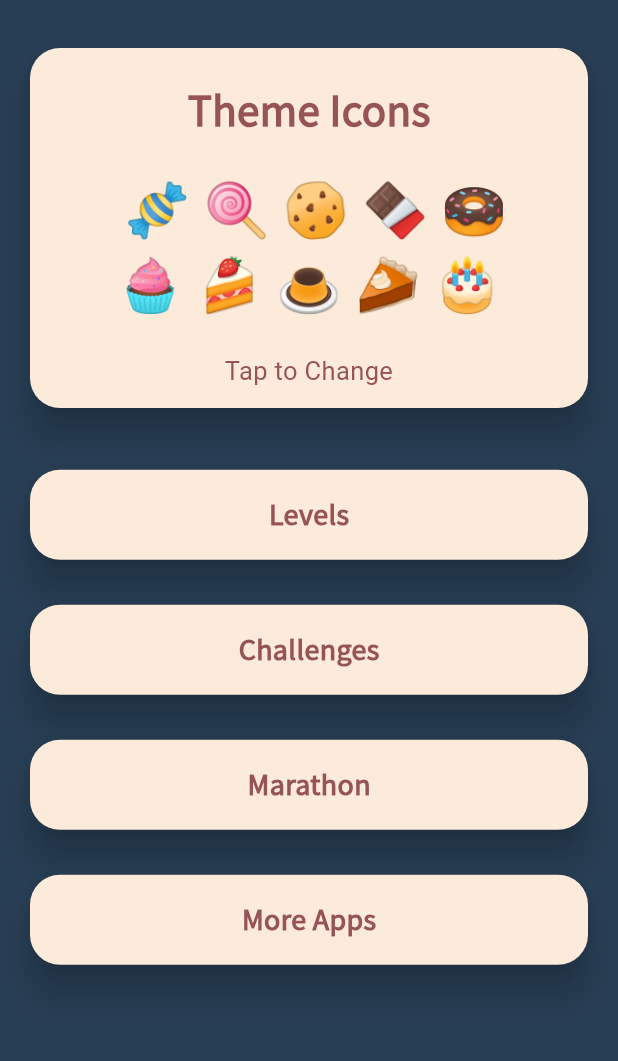
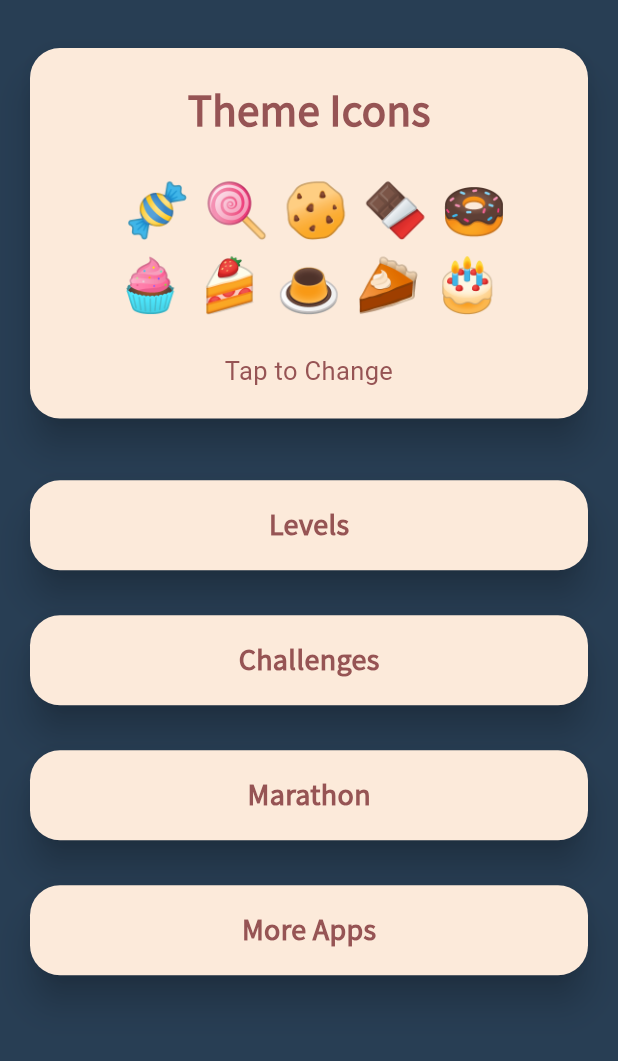
Before and after one commit to banghuazhao/classic_memory_game, a Flutter app: the screen it shows after launch, on a phone screen of 412 x 824 dp, the part 66-1127 px from its top. Run offline on Flutter 3.47's test engine with Material 3 defaults, Android fonts, the phone set to English and light mode, and no system bars; our stand-ins replace audioplayers, fluttertoast, google_mobile_ads, in_app_review, shared_preferences; missing offline and left inert: app_tracking_transparency, flame_audio, open_store; network calls fail.

Commit message:
Fix theme card overflow by removing fixed height constraint
The AnimatedContainer was fixed at 240px but content needed ~247px.
Removing the fixed height lets the card size to its content naturally.

Co-Authored-By: Claude Sonnet 4.6 <noreply@anthropic.com>

```diff
--- a/lib/screen/home_screen.dart
+++ b/lib/screen/home_screen.dart
@@ -310,7 +310,6 @@ class _HomeScreenState extends State<HomeScreen> with WidgetsBindingObserver {
                   child: AnimatedContainer(
                     duration: Duration(milliseconds: 200),
                     curve: Curves.bounceInOut,
-                    height: 240,
                     child: Card(
                       margin: EdgeInsets.fromLTRB(20, 0, 20, 0),
                       color: Color(0xffFCEADA),
```
